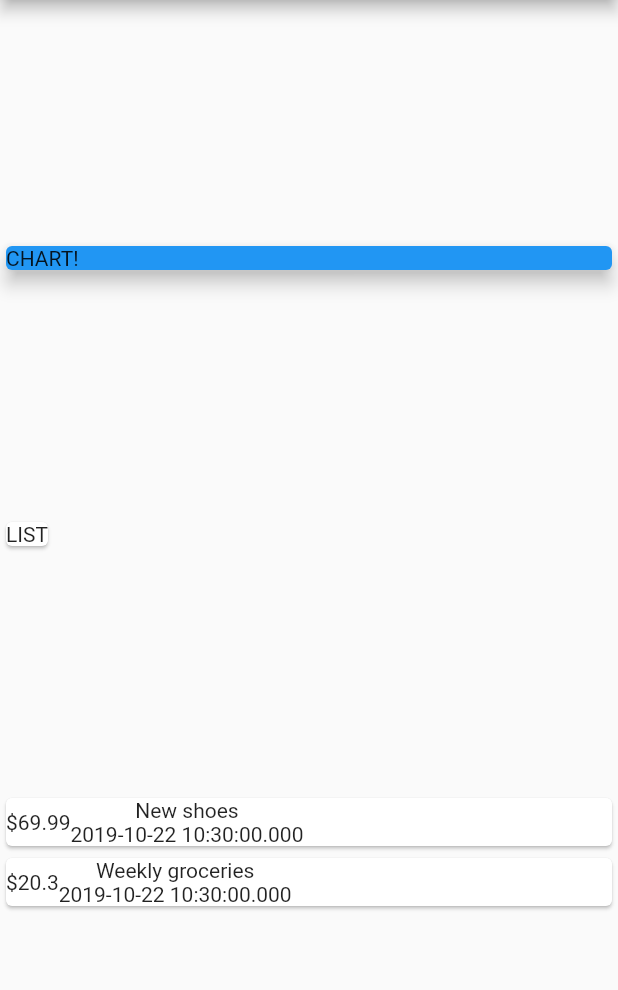
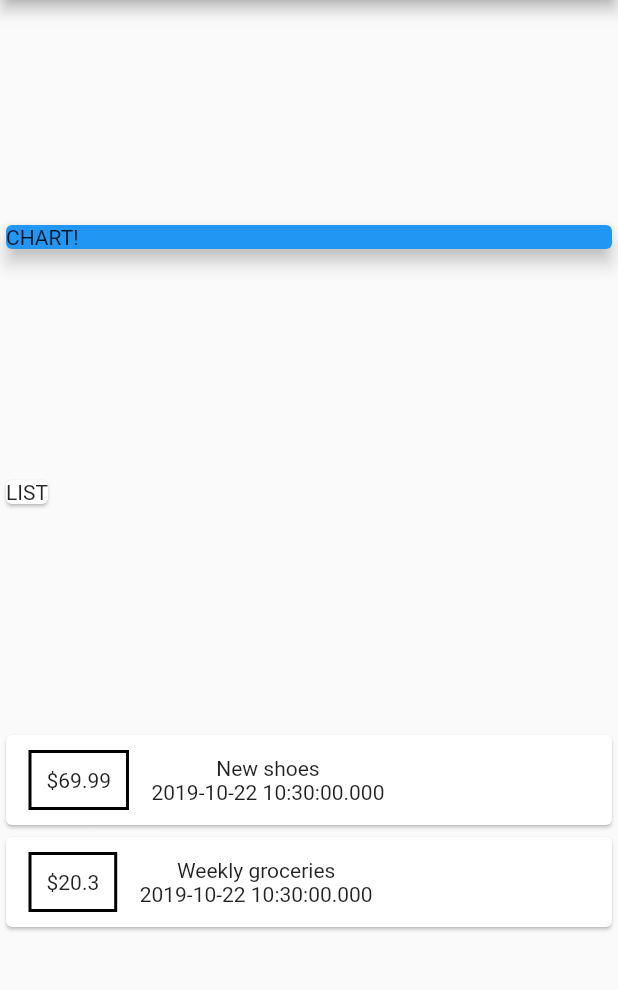
Before and after one commit to Cristhho/personal_expenses, a Flutter app: the screen it shows after launch, on a phone screen of 412 x 824 dp, the part 84-1074 px from its top. Run offline on Flutter 3.47's test engine with Material 2 defaults, Android fonts, the phone set to English and light mode, and no system bars.

Commit message:
Container style

```diff
--- a/lib/main.dart
+++ b/lib/main.dart
@@ -46,6 +46,15 @@ class MyHomePage extends StatelessWidget {
                 child: Row(
                   children: <Widget>[
                     Container(
+                      margin: EdgeInsets.symmetric(
+                          vertical: 10.0, horizontal: 15.0
+                      ),
+                      decoration: BoxDecoration(
+                          border: Border.all(color: Colors.black, width: 2)
+                      ),
+                      padding: (
+                        EdgeInsets.all(10.0)
+                      ),
                       child: Text('\$' + trs.amount.toString()),
                     ),
                     Column(
```
